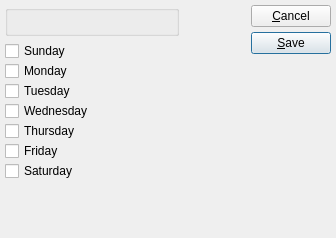
The window that xtuple/trunk/guiclient/whseWeek.ui (WooodHead/xtuple) describes before a commit, drawn with Qt 5.
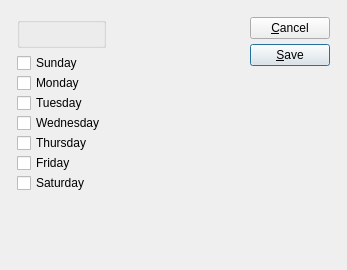
The same window after the commit. Custom widgets are drawn as their Qt base class.

What changed in the file:
```diff
--- a/xtuple/trunk/guiclient/whseWeek.ui
+++ b/xtuple/trunk/guiclient/whseWeek.ui
@@ -14,42 +14,36 @@
    <rect>
     <x>0</x>
     <y>0</y>
-    <width>336</width>
-    <height>238</height>
+    <width>347</width>
+    <height>270</height>
    </rect>
   </property>
   <property name="windowTitle" >
    <string>Site Work Week</string>
   </property>
-  <layout class="QHBoxLayout" >
+  <layout class="QGridLayout" name="gridLayout_2" >
+   <item row="0" column="0" >
+    <layout class="QGridLayout" name="gridLayout" >
    <property name="margin" >
-    <number>5</number>
+      <number>12</number>
    </property>
    <property name="spacing" >
-    <number>5</number>
-   </property>
-   <item>
+      <number>12</number>
+     </property>
+     <item row="0" column="0" >
     <layout class="QVBoxLayout" >
-     <property name="margin" >
-      <number>0</number>
-     </property>
      <property name="spacing" >
       <number>0</number>
      </property>
      <item>
       <layout class="QVBoxLayout" >
-       <property name="margin" >
-        <number>0</number>
-       </property>
        <property name="spacing" >
         <number>5</number>
        </property>
        <item>
         <widget class="WarehouseGroup" name="_warehouse" >
          <property name="sizePolicy" >
-          <sizepolicy>
-           <hsizetype>5</hsizetype>
-           <vsizetype>5</vsizetype>
+            <sizepolicy vsizetype="Preferred" hsizetype="Preferred" >
            <horstretch>0</horstretch>
            <verstretch>0</verstretch>
           </sizepolicy>
@@ -64,9 +58,6 @@
        </item>
        <item>
         <layout class="QVBoxLayout" >
-         <property name="margin" >
-          <number>0</number>
-         </property>
          <property name="spacing" >
           <number>0</number>
          </property>
@@ -131,29 +122,23 @@
        <property name="sizeType" >
         <enum>QSizePolicy::Expanding</enum>
        </property>
-       <property name="sizeHint" >
+         <property name="sizeHint" stdset="0" >
         <size>
-         <width>174</width>
-         <height>37</height>
+           <width>20</width>
+           <height>0</height>
         </size>
        </property>
       </spacer>
      </item>
     </layout>
    </item>
-   <item>
+     <item row="0" column="1" >
     <layout class="QVBoxLayout" >
-     <property name="margin" >
-      <number>0</number>
-     </property>
      <property name="spacing" >
       <number>0</number>
      </property>
      <item>
       <layout class="QHBoxLayout" >
-       <property name="margin" >
-        <number>0</number>
-       </property>
        <property name="spacing" >
         <number>0</number>
        </property>
@@ -175,9 +160,6 @@
        </item>
        <item>
         <layout class="QVBoxLayout" >
-         <property name="margin" >
-          <number>0</number>
-         </property>
          <property name="spacing" >
           <number>5</number>
          </property>
@@ -208,15 +190,17 @@
         <enum>Qt::Vertical</enum>
        </property>
        <property name="sizeType" >
-        <enum>QSizePolicy::Preferred</enum>
-       </property>
-       <property name="sizeHint" >
+          <enum>QSizePolicy::Expanding</enum>
+         </property>
+         <property name="sizeHint" stdset="0" >
         <size>
          <width>16</width>
-         <height>349</height>
+           <height>0</height>
         </size>
        </property>
       </spacer>
+       </item>
+      </layout>
      </item>
     </layout>
    </item>
```
Left out of the diff: 11 changed lines with no effect on the pictures. Lines whose indentation alone changed are shown as unchanged.
